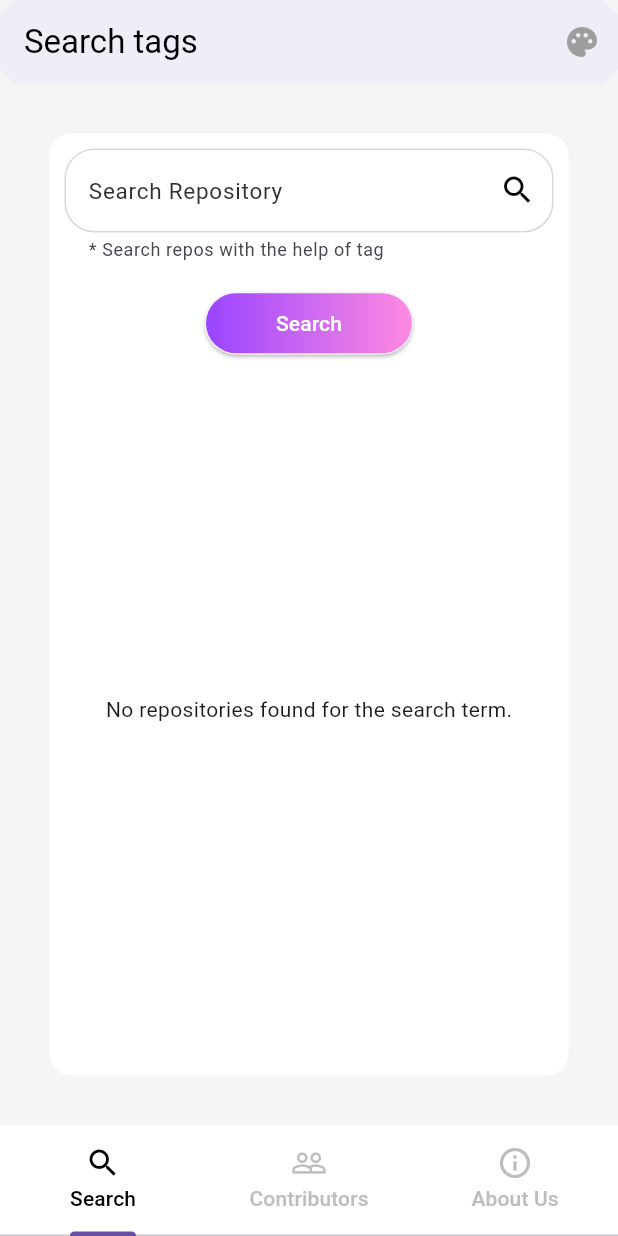
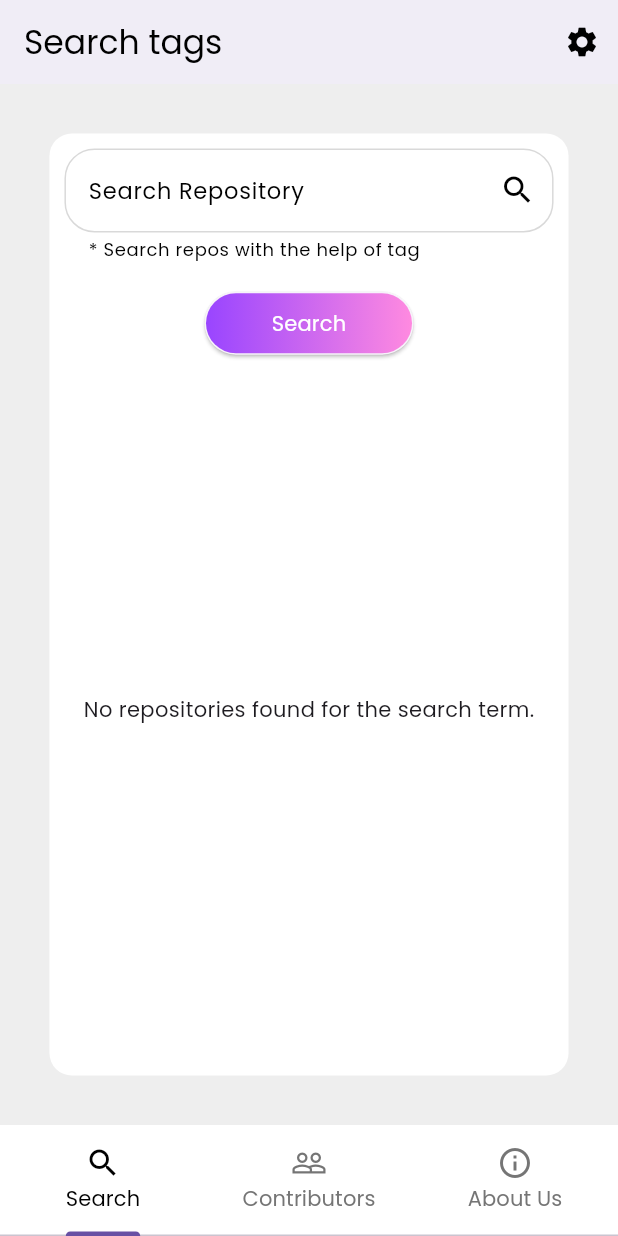
Before and after one commit to IEEE-VIT/hackfest-flutter, a Flutter app: the screen it shows after launch, on a phone screen of 412 x 824 dp. Run offline on Flutter 3.47's test engine with Material 3 defaults, Android fonts, the phone set to English and light mode, and no system bars; our stand-ins replace flutter_spinkit, flutter_svg, shared_preferences; missing offline and left inert: flutter_slimy_card.

Commit message:
Feature: Updated display according to user default theme (#56)
- Added a settings page screen to change the theme.
- Updated the themes for the app.
- Made some UI changes.

```diff
--- a/lib/main.dart
+++ b/lib/main.dart
@@ -1,30 +1,62 @@
 import 'package:flutter/material.dart';
 import 'package:hacktoberfest_flutter/providers/theme_provider.dart';
 import 'package:hacktoberfest_flutter/routes.dart';
+import 'package:hacktoberfest_flutter/screens/settings.dart';
 import 'package:hacktoberfest_flutter/screens/splash_screen.dart';
 import 'package:provider/provider.dart';
+import 'package:shared_preferences/shared_preferences.dart';
 
 void main() {
   runApp(const MyApp());
 }
 
-class MyApp extends StatelessWidget {
+class MyApp extends StatefulWidget {
   const MyApp({super.key});
+
+  @override
+  State<MyApp> createState() => _MyAppState();
+}
+
+class _MyAppState extends State<MyApp> {
+  //function to get the saved theme setting from cache
+  Future<dynamic> getSetting(String key) async {
+    final SharedPreferences prefs = await SharedPreferences.getInstance();
+    return prefs.get(key);
+  }
+
+  //set the saved theme to our device
+  Future<void> loadAppTheme() async {
+    final String theme = await getSetting('theme');
+    setState(() {
+      device.theme = theme;
+    });
+  }
+
+  @override
+  void initState() {
+    super.initState();
+    loadAppTheme();
+  }
 
   // This widget is the root of your application.
   @override
   Widget build(BuildContext context) {
+    final Brightness currentBrightness = MediaQuery.of(context).platformBrightness;
+    // Check if the device is in dark mode
+    final bool isDarkTheme = currentBrightness == Brightness.dark;
+
     return MultiProvider(
       providers: [
         ChangeNotifierProvider<ThemeProvider>(
-          create: (context) => ThemeProvider(),
-        ),
+            create: (context) => ThemeProvider(isdarkTheme: isDarkTheme),),
       ],
       child: Consumer<ThemeProvider>(
         builder: (context, theme, _) {
           return MaterialApp(
             debugShowCheckedModeBanner: false,
-            theme: theme.currentTheme,
+            theme: device.theme == 'Dark' ? theme.darkTheme : theme.lightTheme,
+            darkTheme:
+                device.theme == 'Light' ? theme.lightTheme : theme.darkTheme,
             //home:HomePage(),
             home: const SplashScreen(),
             /* home: AnimatedSplash(
--- a/lib/providers/theme_provider.dart
+++ b/lib/providers/theme_provider.dart
@@ -1,30 +1,133 @@
 import 'package:flutter/material.dart';
 import 'package:hacktoberfest_flutter/shared/colors.dart';
 
-class ThemeProvider extends ChangeNotifier {
-  bool _isDarkTheme = false;
+class ThemeProvider extends ChangeNotifier{
 
-  var lightTheme = ThemeData(
-    // backgroundColor: Color(0xfffafafa),
+  ThemeProvider({required this.isdarkTheme, this.selectedTheme});
+
+  bool isdarkTheme;
+  String? selectedTheme;
+
+  //global lightTheme for app
+  var lightTheme= ThemeData(
+
+    fontFamily: 'Poppins-Regular',
+   // backgroundColor: Color(0xfffafafa),
+    iconButtonTheme : IconButtonThemeData(
+      style: ButtonStyle(
+        iconColor: MaterialStateProperty.all(Colors.black),
+      ),
+    ),
     secondaryHeaderColor: Colors.black,
     primaryColor: Colors.white,
-    scaffoldBackgroundColor: Colors.grey[100],
+    scaffoldBackgroundColor: Colors.grey[200],
+    tabBarTheme: TabBarTheme(
+      labelColor: Colors.black,
+      unselectedLabelColor: Colors.grey[600],
+    ),
+    inputDecorationTheme: const InputDecorationTheme(
+      suffixIconColor: Colors.black,
+        labelStyle: TextStyle(
+          fontSize: 15,
+          color: Colors.black,
+        ),
+        helperStyle: TextStyle(
+          color: Colors.black,
+        ),
+      enabledBorder: OutlineInputBorder(
+        borderSide: BorderSide(
+            color: Color.fromRGBO(217, 217, 217, 1),),
+        borderRadius: BorderRadius.all(Radius.circular(20)),
+      ),
+      focusedBorder: OutlineInputBorder(
+        borderSide: BorderSide(
+            color: Color.fromRGBO(143, 143, 143, 1),),
+        borderRadius: BorderRadius.all(Radius.circular(20)),
+      ),
+    ),
+    listTileTheme: const ListTileThemeData(
+        textColor: Colors.black,
+    ),
+    dialogTheme: const DialogTheme(
+        titleTextStyle: TextStyle(
+          color: Colors.black,
+          fontWeight: FontWeight.w600,
+          fontSize: 20,
+        ),
+        backgroundColor: Colors.white,
+      ),
   );
+
+  //global darkTheme for app
   var darkTheme = ThemeData(
-    // backgroundColor: Color(0xff071724),
-    secondaryHeaderColor: const Color(0xff93C2DB),
+
+    fontFamily: 'Poppins-Regular',
+   // backgroundColor: Color(0xff071724),
+    iconButtonTheme : IconButtonThemeData(
+        style: ButtonStyle(
+            iconColor: MaterialStateProperty.all(const Color(0xff93C2DB)),
+        ),
+    ),
+    secondaryHeaderColor: const Color(0xffFDF0F0),
     primaryColor: darkModeHactober,
     scaffoldBackgroundColor: const Color(0xff0F253E),
+    tabBarTheme: const TabBarTheme(
+      labelColor: Color(0xff93C2DB),
+      unselectedLabelColor: Colors.white60,
+    ),
+    inputDecorationTheme: InputDecorationTheme(
+      suffixIconColor: Colors.white,
+      labelStyle: const TextStyle(
+        fontSize: 15,
+        color: Colors.white,
+      ),
+      helperStyle: const TextStyle(
+        color: Colors.white,
+      ),
+      enabledBorder: const OutlineInputBorder(
+        borderSide: BorderSide(
+            color: Color.fromRGBO(217, 217, 217, 1),),
+        borderRadius: BorderRadius.all(Radius.circular(20)),
+      ),
+      focusedBorder: OutlineInputBorder(
+        borderSide: BorderSide(
+            color: Colors.purple.shade300,),
+            borderRadius: const BorderRadius.all(Radius.circular(20)),
+      ),
+    ),
+    listTileTheme: const ListTileThemeData(
+      textColor: Colors.lightBlueAccent,
+    ),
+    dialogTheme: const DialogTheme(
+      titleTextStyle: TextStyle(
+        color: Colors.white,
+        fontWeight: FontWeight.w600,
+        fontSize: 20,
+      ),
+      backgroundColor: Color(0xff1F4172),
+    ),
   );
-  bool get isDarkTheme => _isDarkTheme;
 
-  void changeTheme() {
-    _isDarkTheme = !_isDarkTheme;
+
+  //
+  bool get isDarkTheme2=> isdarkTheme;
+
+
+  //changeTheme to set the theme chosen in settings page
+  void changeTheme(newTheme){
+    selectedTheme = newTheme;
     notifyListeners();
   }
 
-  ThemeData get currentTheme {
-    if (_isDarkTheme) {
+  //setTheme , used before to change theme from light to dark and vice-versa
+  void setTheme(){
+    isdarkTheme = !isdarkTheme;
+    notifyListeners();
+  }
+
+  //getter to get the current theme
+  ThemeData get currentTheme{
+    if(isdarkTheme){
       return darkTheme;
     } else {
       return lightTheme;
--- a/lib/screens/home_page.dart
+++ b/lib/screens/home_page.dart
@@ -1,9 +1,7 @@
 import 'package:flutter/material.dart';
-import 'package:hacktoberfest_flutter/providers/theme_provider.dart';
 import 'package:hacktoberfest_flutter/screens/contributors.dart';
 import 'package:hacktoberfest_flutter/screens/info_page.dart';
 import 'package:hacktoberfest_flutter/screens/search_repos.dart';
-import 'package:provider/provider.dart';
 
 class HomePage extends StatefulWidget {
   const HomePage({Key? key}) : super(key: key);
@@ -27,15 +25,8 @@ class _HomePageState extends State<HomePage> {
             InfoPage(), // This loads up the the Info page
           ],
         ),
-        bottomNavigationBar: TabBar(
-          labelColor: Provider.of<ThemeProvider>(context).isDarkTheme
-              ? const Color(0xff93C2DB)
-              : Colors.black,
-          unselectedLabelColor: Colors.grey[400],
-          // indicatorSize: TabBarIndicatorSize.label,
-          // indicatorPadding: EdgeInsets.all(1.0),
-          // indicatorColor: Colors.red,
-          tabs: const [
+        bottomNavigationBar: const TabBar(
+          tabs: [
             Tab(
               icon: Icon(Icons.search),
               child: Text('Search'),
--- a/lib/screens/search_repos.dart
+++ b/lib/screens/search_repos.dart
@@ -2,11 +2,10 @@ import 'dart:convert';
 
 import 'package:flutter/material.dart';
 import 'package:flutter_spinkit/flutter_spinkit.dart';
-import 'package:hacktoberfest_flutter/providers/theme_provider.dart';
+import 'package:hacktoberfest_flutter/screens/settings.dart';
 import 'package:hacktoberfest_flutter/shared/colors.dart';
 import 'package:hacktoberfest_flutter/widgets/new_repo_card.dart';
 import 'package:http/http.dart' as http;
-import 'package:provider/provider.dart';
 
 class Search extends StatefulWidget {
   const Search({super.key});
@@ -26,7 +25,6 @@ class _SearchState extends State<Search> {
   @override
   void initState() {
     _controller = TextEditingController();
-
     super.initState();
   }
 
@@ -41,25 +39,45 @@ class _SearchState extends State<Search> {
     final deviceHeight = MediaQuery.of(context).size.height;
     final deviceWidth = MediaQuery.of(context).size.width;
 
+    final Brightness currentBrightness = MediaQuery.of(context).platformBrightness;
+    // Check if the device is in dark mode
+    final bool isDarkMode = currentBrightness == Brightness.dark;
+
+    Color inputColor = Colors.black;
+
+    // Check the theme conditions and set the inputText of the search field accordingly
+    if (device.theme == 'Dark'){
+      inputColor = Colors.white;
+    }
+    else if (device.theme == 'Light'){
+      inputColor = Colors.black;
+    }else if (isDarkMode == true && device.theme == 'System Default'){
+      inputColor = Colors.white;
+    }else if (isDarkMode == false && device.theme == 'System Default'){
+      inputColor = Colors.black;
+    }
+
+
+
     return Scaffold(
       appBar: AppBar(
         backgroundColor: Theme.of(context).primaryColor,
         elevation: 5.0,
         //shadowColor: Colors.black26,
-        shape: const BeveledRectangleBorder(
-          borderRadius: BorderRadius.all(Radius.circular(10)),
+        iconTheme: IconThemeData(
+          color: Theme.of(context).secondaryHeaderColor,
         ),
         actions: [
           IconButton(
-            icon: Icon(
-              Icons.palette,
-              color: Provider.of<ThemeProvider>(context).isDarkTheme
-                  ? const Color(0xff93C2DB)
-                  : Colors.grey,
-            ),
-            onPressed: () {
-              Provider.of<ThemeProvider>(context, listen: false).changeTheme();
-            },
+              icon: const Icon(
+                Icons.settings,
+              ),
+              onPressed: () {
+                Navigator.push(
+                  context,
+                  MaterialPageRoute(builder: (context) => const Settings()),
+                );
+              },
           ),
         ],
         title: Text(
@@ -83,30 +101,17 @@ class _SearchState extends State<Search> {
         ),
         child: Column(
           children: <Widget>[
+
             //Textfield to get the user inputs
             TextField(
+              style: TextStyle(
+                color: inputColor,
+              ),
               decoration: const InputDecoration(
-                enabledBorder: OutlineInputBorder(
-                  borderSide: BorderSide(
-                    color: Color.fromRGBO(217, 217, 217, 1),
-                  ),
-                  borderRadius: BorderRadius.all(Radius.circular(20)),
-                ),
-                focusedBorder: OutlineInputBorder(
-                  borderSide: BorderSide(
-                    color: Color.fromRGBO(143, 143, 143, 1),
-                  ),
-                  borderRadius: BorderRadius.all(Radius.circular(20)),
-                ),
                 labelText: 'Search Repository',
                 helperText: '* Search repos with the help of tag',
-                labelStyle: TextStyle(
-                  fontSize: 15,
-                  color: Color.fromRGBO(48, 48, 48, 1),
-                ),
                 suffixIcon: Icon(
                   Icons.search,
-                  color: Colors.black,
                 ),
               ),
               controller: _controller,
@@ -157,6 +162,7 @@ class _SearchState extends State<Search> {
                 ),
               ),
             ),
+
             //This widget display the information of the repos with the help of listview
             FutureBuilder<List<dynamic>>(
               future: listOfRepos,
@@ -189,7 +195,6 @@ class _SearchState extends State<Search> {
 
                 return Expanded(
                   child: ListView.builder(
-                    scrollDirection: Axis.vertical,
                     itemCount: snapshot.data!.length,
                     shrinkWrap: true,
                     itemBuilder: (ctx, index) {
@@ -209,6 +214,7 @@ class _SearchState extends State<Search> {
   }
 }
 
+
 //This future func get the repos data from the Github API
 //And returns the list of repos
 Future<List> getRepos(String tag) async {
```
Also changed, not shown: lib/routes.dart (+8 -5 lines), lib/screens/contributors.dart (+4 -4 lines), lib/screens/settings.dart (added, +133 -0 lines), pubspec.yaml (+8 -13 lines), fonts/Poppins-Regular.ttf (added), pubspec.lock, 7 other files.
